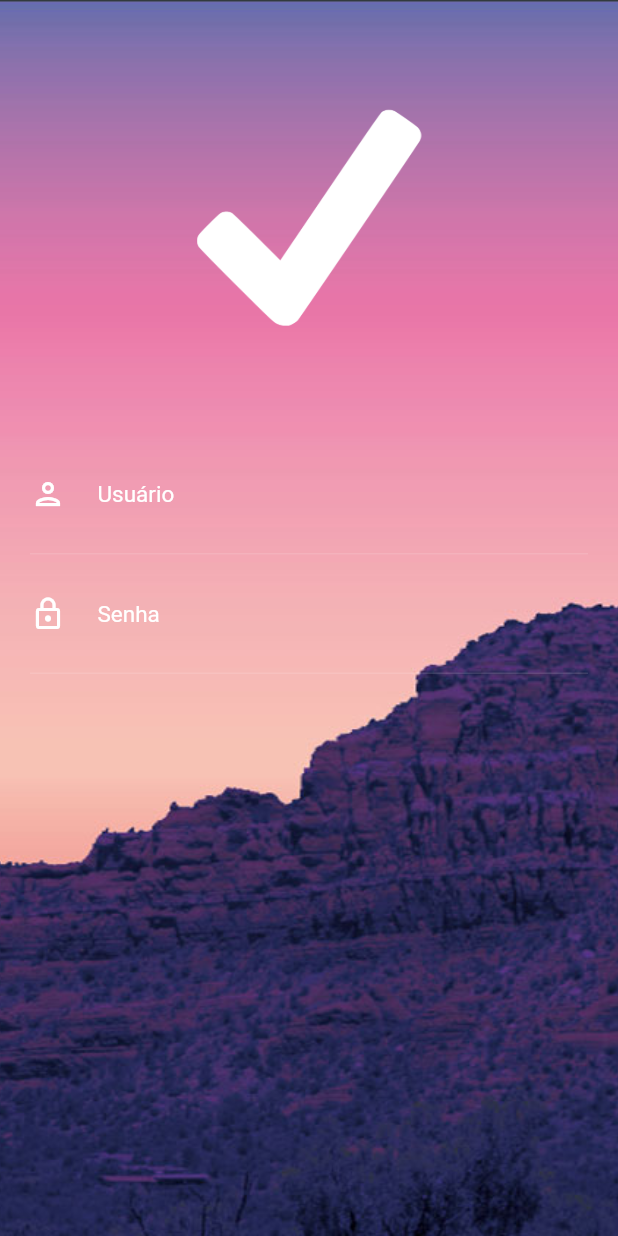
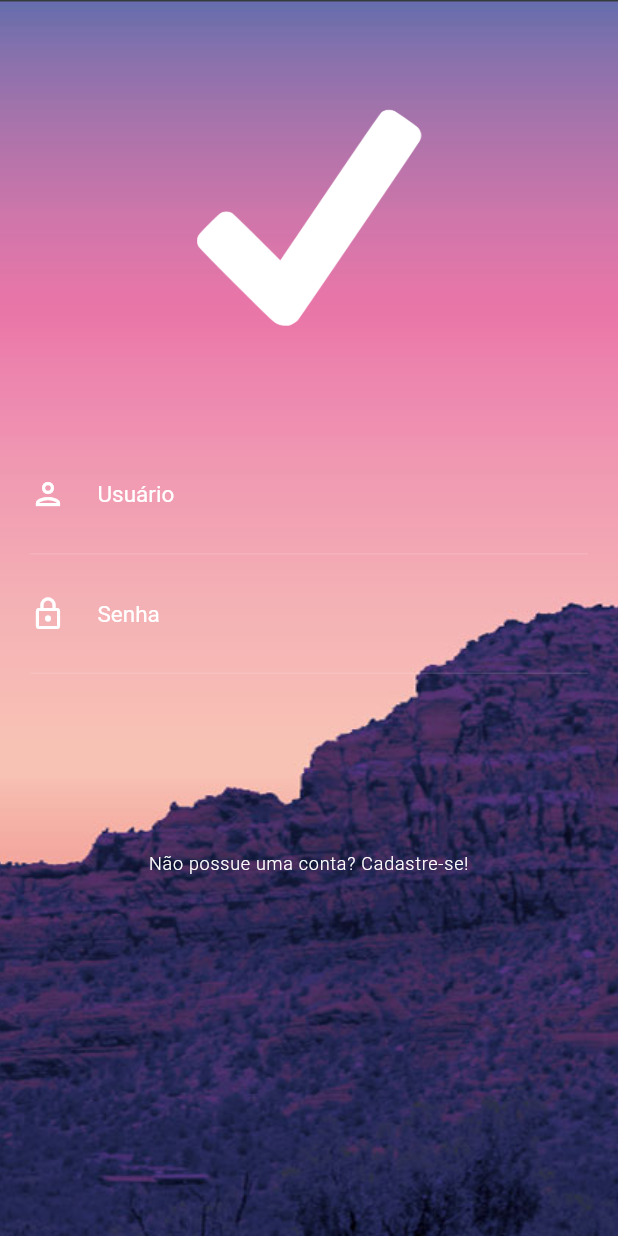
Before and after one commit to ClodoaldoRibeiro/animation_app, a Flutter app: the screen it shows after launch, on a phone screen of 412 x 824 dp. Run offline on Flutter 3.47's test engine with Material 2 defaults, Android fonts, the phone set to English and light mode, and no system bars.

Commit message:
Adiconar botão
Adicionar botão de cadastra-se e estruturar o projeto.

```diff
--- /dev/null
+++ b/lib/screens/singin/components/padding_container.dart
@@ -0,0 +1,18 @@
+import 'package:flutter/material.dart';
+
+class PaddingContainer extends StatelessWidget {
+  @override
+  Widget build(BuildContext context) {
+    return Container(
+      child: Padding(
+        padding: EdgeInsets.only(top: 70, bottom: 70),
+        child: Image.asset(
+          'assets/images/tickicon.png',
+          width: 150.0,
+          height: 150.0,
+          fit: BoxFit.contain,
+        ),
+      ),
+    );
+  }
+}
--- /dev/null
+++ b/lib/screens/singin/components/singup_button.dart
@@ -0,0 +1,25 @@
+import 'package:flutter/cupertino.dart';
+import 'package:flutter/material.dart';
+
+class SingUpButton extends StatelessWidget {
+  @override
+  Widget build(BuildContext context) {
+    return FlatButton(
+        padding: EdgeInsets.only(
+          top: 120,
+        ),
+        onPressed: () {
+          print("Clicou ás:  ${DateTime.now()}");
+        },
+        child: Text(
+          "Não possue uma conta? Cadastre-se!",
+          textAlign: TextAlign.center,
+          overflow: TextOverflow.ellipsis,
+          style: TextStyle(
+              color: Colors.white,
+              fontSize: 12.0,
+              fontWeight: FontWeight.w300,
+              letterSpacing: 0.5),
+        ));
+  }
+}
--- a/lib/screens/singin/singin_screen.dart
+++ b/lib/screens/singin/singin_screen.dart
@@ -1,6 +1,8 @@
 import 'package:flutter/material.dart';
 
 import 'components/form_container.dart';
+import 'components/padding_container.dart';
+import 'components/singup_button.dart';
 
 class SinginScreen extends StatefulWidget {
   @override
@@ -23,16 +25,9 @@ class _SinginScreenState extends State<SinginScreen> {
               children: [
                 Column(
                   children: [
-                    Padding(
-                      padding: EdgeInsets.only(top: 70, bottom: 70),
-                      child: Image.asset(
-                        'assets/images/tickicon.png',
-                        width: 150.0,
-                        height: 150.0,
-                        fit: BoxFit.contain,
-                      ),
-                    ),
-                    FormContainer()
+                    PaddingContainer(),
+                    FormContainer(),
+                    SingUpButton(),
                   ],
                 )
               ],
```
